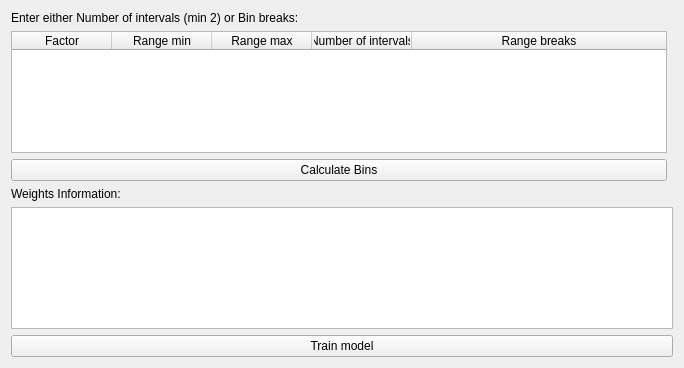
Old version of the form ui/weightofevidencewidgetbase.ui in the repository nextgis/qgis_molusce.
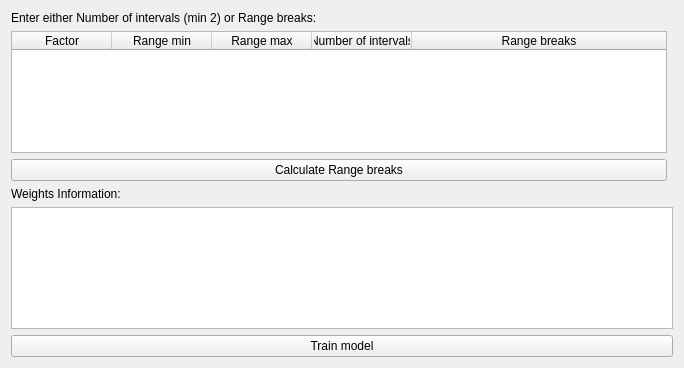
New version of the form. Custom widgets are drawn as their Qt base class.

Diff of the .ui file:
```diff
--- a/ui/weightofevidencewidgetbase.ui
+++ b/ui/weightofevidencewidgetbase.ui
@@ -17,7 +17,7 @@
    <item row="3" column="0">
     <widget class="QLabel" name="label">
      <property name="text">
-      <string>Enter either Number of intervals (min 2) or Bin breaks:</string>
+      <string>Enter either Number of intervals (min 2) or Range breaks:</string>
      </property>
     </widget>
    </item>
@@ -34,7 +34,7 @@
    <item row="5" column="0">
     <widget class="QPushButton" name="btnResetBins">
      <property name="text">
-      <string>Calculate Bins</string>
+      <string>Calculate Range breaks</string>
      </property>
     </widget>
    </item>
```
